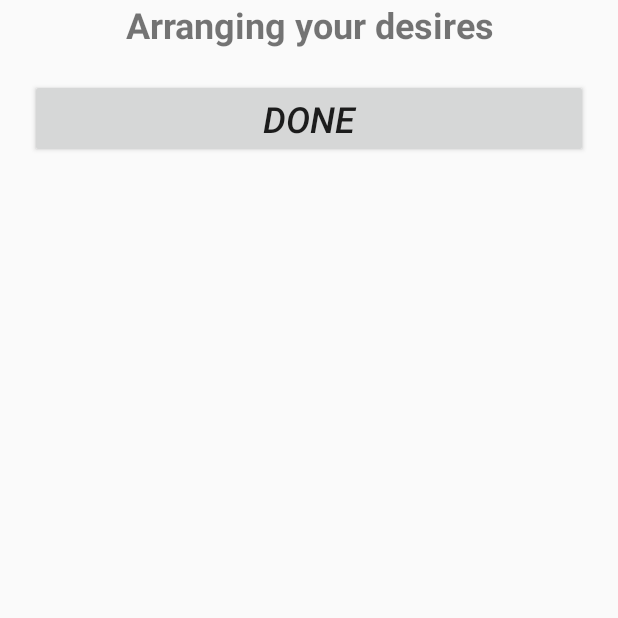
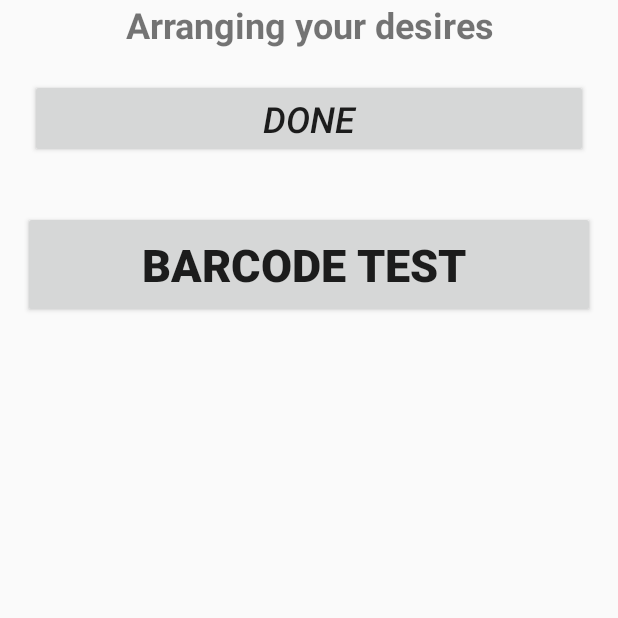
Before and after one commit to AlaaElden98/CollegeSystem, an Android app: the RecordingDesiresActivity screen opened directly, with no data from a screen before it, on a phone screen of 412 x 824 dp, the top half of it. Run offline under Robolectric (Android 15) with nearby library versions, the phone set to English and light mode, and no system bars; our stand-ins replace Firebase (no records; nobody signed in at launch, a user with empty details on screens opened directly).

Commit message:
QR added

```diff
--- a/app/src/main/AndroidManifest.xml
+++ b/app/src/main/AndroidManifest.xml
@@ -12,6 +12,7 @@
         android:roundIcon="@mipmap/ic_launcher_round"
         android:supportsRtl="true"
         android:theme="@style/AppTheme">
+        <activity android:name=".BarCodePackageForTest.BarCodeActivity"></activity>
         <activity android:name=".show_data_student" />
         <activity android:name=".EditDepartmentData" />
         <activity android:name=".ShowAllStudentActivity" />
--- a/app/src/main/java/com/usama/runtime/RecordingDesiresDepartment/RecordingDesiresActivity.java
+++ b/app/src/main/java/com/usama/runtime/RecordingDesiresDepartment/RecordingDesiresActivity.java
@@ -6,6 +6,7 @@ import androidx.recyclerview.widget.ItemTouchHelper;
 import androidx.recyclerview.widget.LinearLayoutManager;
 import androidx.recyclerview.widget.RecyclerView;
 
+import android.content.Intent;
 import android.os.Bundle;
 import android.util.Log;
 import android.view.View;
@@ -17,6 +18,7 @@ import com.google.firebase.database.DatabaseError;
 import com.google.firebase.database.DatabaseReference;
 import com.google.firebase.database.FirebaseDatabase;
 import com.google.firebase.database.ValueEventListener;
+import com.usama.runtime.BarCodePackageForTest.BarCodeActivity;
 import com.usama.runtime.R;
 import com.usama.runtime.model.Student;
 
@@ -32,7 +34,7 @@ public class RecordingDesiresActivity extends AppCompatActivity {
 
     private RecyclerView recyclerView;
     public List<String> arrayList;
-    Button button;
+    Button button, goToTakeBarcode;
 
     int arabic = 0;
     int english = 0;
@@ -43,6 +45,14 @@ public class RecordingDesiresActivity extends AppCompatActivity {
         setContentView(R.layout.activity_recording_desires);
         retrieveArrayListOfDepartmentName();
 
+
+        goToTakeBarcode = findViewById(R.id.goToTakeBarcode);
+        goToTakeBarcode.setOnClickListener(new View.OnClickListener() {
+            @Override
+            public void onClick(View v) {
+                startActivity(new Intent(RecordingDesiresActivity.this, BarCodeActivity.class));
+            }
+        });
 
         recyclerView = findViewById(R.id.desiresRecyclerView);
 
--- a/app/src/main/res/layout/activity_recording_desires.xml
+++ b/app/src/main/res/layout/activity_recording_desires.xml
@@ -19,14 +19,24 @@
         android:id="@+id/desiresRecyclerView"
         android:layout_width="match_parent"
         android:layout_height="match_parent" />
+
     <Button
         android:id="@+id/confirmDesiresOfDepartment"
         android:layout_width="match_parent"
         android:layout_height="wrap_content"
+        android:layout_margin="20dp"
         android:text="Done"
         android:textSize="24sp"
-        android:textStyle="italic"
-        android:layout_margin="20dp"
-        />
+        android:textStyle="italic" />
+
+    <Button
+        android:id="@+id/goToTakeBarcode"
+        android:layout_width="match_parent"
+        android:layout_height="wrap_content"
+        android:layout_margin="15dp"
+        android:padding="15dp"
+        android:text="Barcode test "
+        android:textSize="30sp"
+        android:textStyle="bold" />
 
 </LinearLayout>
```
Also changed, not shown: app/build.gradle (+10 -0 lines), app/src/main/java/com/usama/runtime/EditDepartmentData.java (+6 -3 lines), app/src/main/java/com/usama/runtime/ShowDepartmentActivity.java (+5 -7 lines), app/src/main/res/drawable-v24/rectangle.xml (added, +12 -0 lines).
